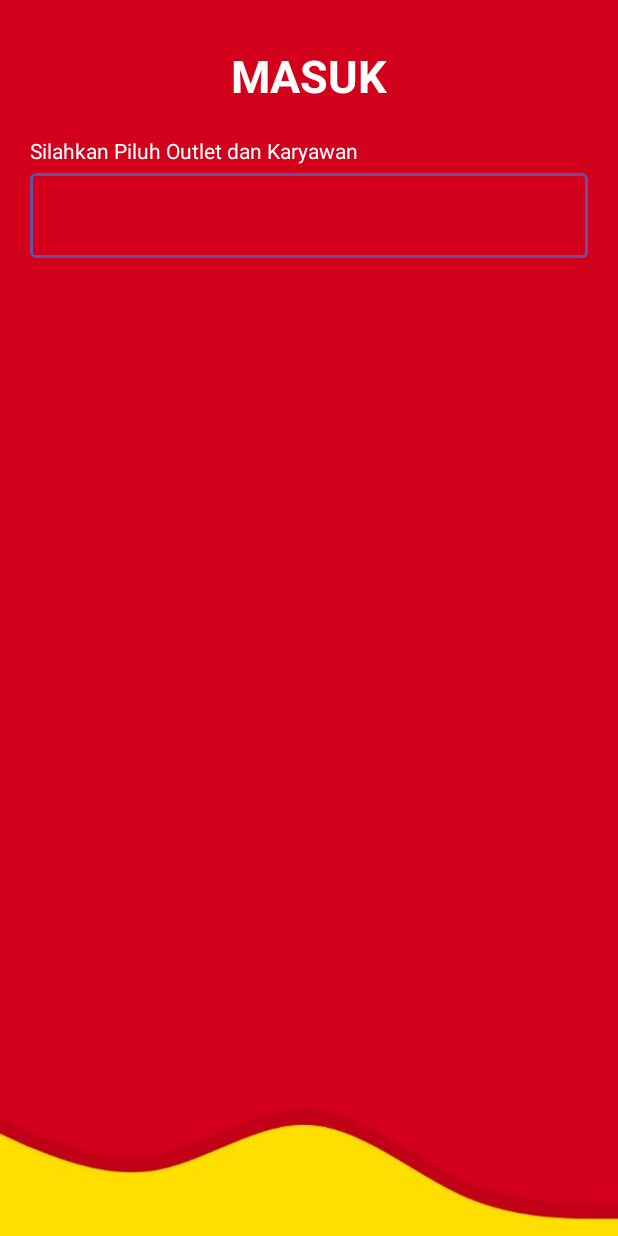
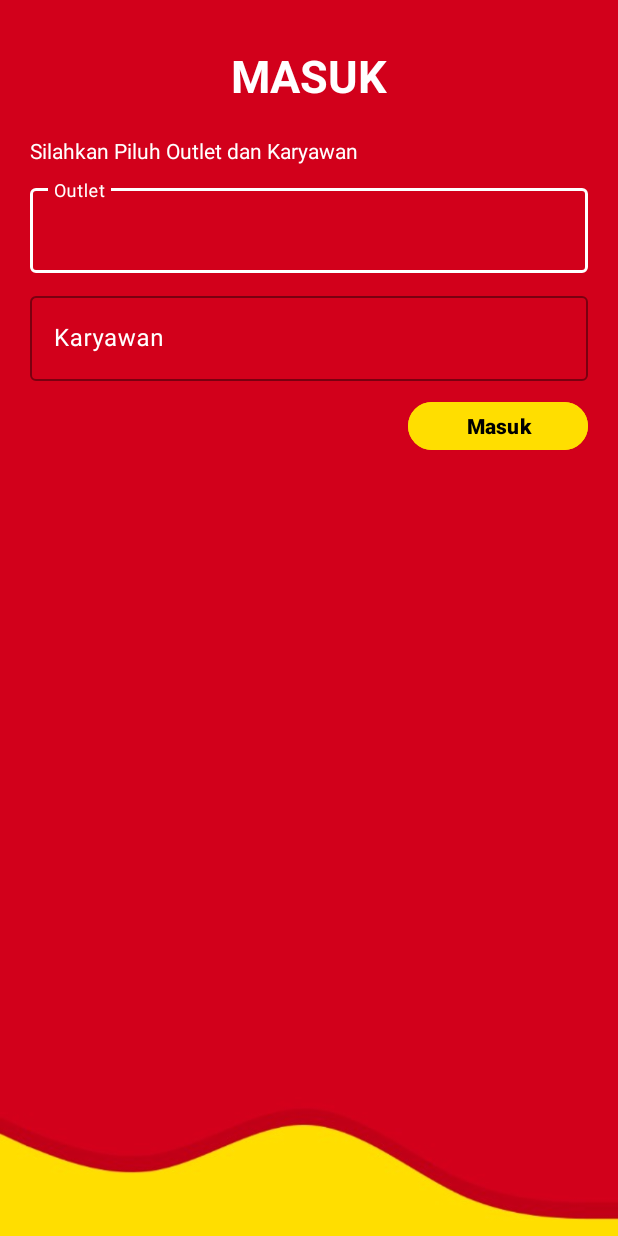
Before and after one commit to RifqiR3/chimoy, an Android app: the layout activity_login_page.xml on its own in the app's theme, with its tools: preview values and no code run, on a phone screen of 412 x 824 dp. Run offline under Robolectric (Android 15) with nearby library versions, the phone set to English and light mode, and no system bars.

Commit message:
Fix login page

```diff
--- a/app/src/main/AndroidManifest.xml
+++ b/app/src/main/AndroidManifest.xml
@@ -25,10 +25,10 @@
             android:name=".kasir_page"
             android:exported="false" />
         <activity
-            android:name=".login_page"
+            android:name=".MainActivity"
             android:exported="false" />
         <activity
-            android:name=".MainActivity"
+            android:name=".login_page"
             android:exported="true">
             <intent-filter>
                 <action android:name="android.intent.action.MAIN" />
--- a/app/src/main/res/layout/activity_login_page.xml
+++ b/app/src/main/res/layout/activity_login_page.xml
@@ -30,20 +30,52 @@
             android:text="Silahkan Piluh Outlet dan Karyawan"
             android:textColor="@color/white"
             android:textSize="14sp"
-            />
+            android:layout_marginBottom="10dp"/>
 
         <com.google.android.material.textfield.TextInputLayout
             android:layout_width="match_parent"
-            android:layout_height="wrap_content">
+            android:layout_height="wrap_content"
+            android:layout_marginBottom="10dp"
+            android:hint="Outlet"
+            android:textColorHint="@color/white"
+            app:hintTextColor="@color/white"
+            app:boxStrokeColor="@color/white">
 
             <com.google.android.material.textfield.TextInputEditText
+                android:id="@+id/etUsernameReg"
                 android:layout_width="match_parent"
-                android:layout_height="wrap_content">
+                android:layout_height="wrap_content"
+                android:textColor="@color/white"/>
+
+        </com.google.android.material.textfield.TextInputLayout>
+
+        <com.google.android.material.textfield.TextInputLayout
+            android:layout_width="match_parent"
+            android:layout_height="wrap_content"
+            android:layout_marginBottom="10dp"
+            android:hint="Karyawan"
+            android:textColorHint="@color/white"
+            app:hintTextColor="@color/white"
+            app:boxStrokeColor="@color/white">
+
+            <com.google.android.material.textfield.TextInputEditText
+                android:id="@+id/karyawan"
+                android:layout_width="match_parent"
+                android:layout_height="wrap_content"
+                android:textColor="@color/white"/>
+
+        </com.google.android.material.textfield.TextInputLayout>
+
+        <Button
+            android:layout_width="120dp"
+            android:layout_height="40dp"
+            android:backgroundTint="#FFDE00"
+            android:text="Masuk"
+            android:textColor="@color/black"
+            android:textStyle="bold"
+            android:layout_gravity="end"/>
 
 
-            </com.google.android.material.textfield.TextInputEditText>
-
-        </com.google.android.material.textfield.TextInputLayout>
     </LinearLayout>
 
 
```
